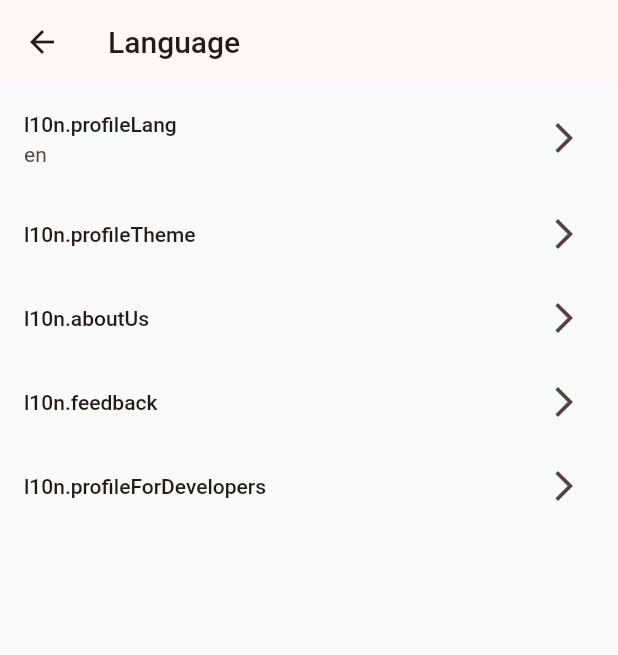
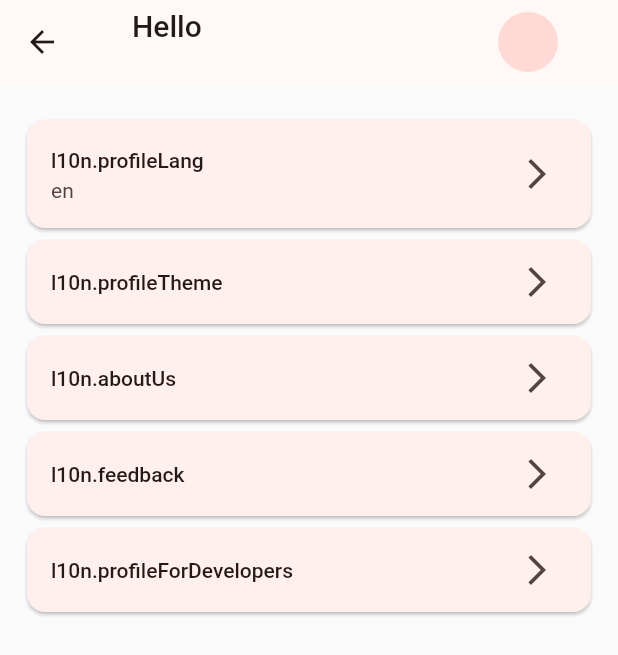
Before and after one commit to Eldar2021/diplom_work, a Flutter app: the SettingsView screen opened by its route, on a phone screen of 412 x 824 dp. Shown: the top 655 px of the screen. Run offline on Flutter 3.47's test engine with Material 2 defaults, Android fonts, the phone set to English and light mode, and no system bars; our stand-ins replace equatable, firebase_auth, firebase_core, flutter_bloc, flutter_svg, google_sign_in and 1 more; missing offline and left inert: markdown_widget; accounts and stored records are empty; generated files the repository leaves out were written again; network calls fail; statements that could not run were skipped.

Commit message:
UI Profile

```diff
--- a/lib/app/logic/auth/auth_state.dart
+++ b/lib/app/logic/auth/auth_state.dart
@@ -15,4 +15,6 @@ class AuthState extends Equatable {
       error: error ?? this.error,
     );
   }
+
+  bool get isAuthenticated => user != null;
 }
--- a/lib/modules/auth/view/login_view.dart
+++ b/lib/modules/auth/view/login_view.dart
@@ -1,6 +1,7 @@
 import 'package:flutter/material.dart';
 import 'package:flutter_bloc/flutter_bloc.dart';
 import 'package:learn_world/app/app.dart';
+import 'package:learn_world/utils/utils.dart';
 
 class LoginView extends StatelessWidget {
   const LoginView({super.key});
@@ -17,7 +18,7 @@ class LoginView extends StatelessWidget {
             Navigator.pushNamedAndRemoveUntil<void>(context, AppRouter.mainHome, (route) => false);
           }
           if (state.error != null) {
-            showAboutDialog(context: context);
+            AppAlert.showErrorDialog(context, errorText: state.error!, buttontext: 'Ok');
           }
         },
         child: Center(
--- a/lib/modules/settings/views/settings_view.dart
+++ b/lib/modules/settings/views/settings_view.dart
@@ -1,45 +1,60 @@
+import 'dart:async';
+
 import 'package:flutter/material.dart';
 import 'package:flutter_bloc/flutter_bloc.dart';
 
 import 'package:learn_world/app/app.dart';
 import 'package:learn_world/core/core.dart';
-import 'package:learn_world/l10n/l10n.dart';
+import 'package:learn_world/theme/theme.dart';
+import 'package:learn_world/utils/utils.dart';
 
 class SettingsView extends StatelessWidget {
   const SettingsView({super.key});
 
   @override
   Widget build(BuildContext context) {
-    final l10n = context.l10n;
     final appCubit = context.watch<AppCubit>();
+    final authCubit = context.watch<AuthCubit>();
     return Scaffold(
       appBar: AppBar(
-        key: const Key('settings-view'),
-        title: Text(l10n.lang),
+        title: ListTile(
+          titleTextStyle: context.titleLarge,
+          title: Text(authCubit.state.isAuthenticated ? authCubit.state.user?.displayName ?? 'Hi' : 'Hello'),
+          subtitle: Text(authCubit.state.user?.email ?? ''),
+          trailing: CircleAvatar(
+            backgroundImage:
+                authCubit.state.user?.photoUrl != null ? NetworkImage(authCubit.state.user!.photoUrl!) : null,
+            child: authCubit.state.user?.photoUrl == null ? Text(authCubit.state.user?.displayName?[0] ?? '') : null,
+          ),
+        ),
       ),
       body: ListView(
+        padding: const EdgeInsets.fromLTRB(14, 20, 14, 40),
         children: [
-          ListTile(
-            key: const Key('settings-language-view'),
+          Card(
+            child: ListTile(
               title: const Text('l10n.profileLang'),
               subtitle: Text(appCubit.state.currentLocale.languageCode),
               trailing: const Icon(Icons.arrow_forward_ios),
               onTap: () => Navigator.pushNamed(context, AppRouter.language),
             ),
-          ListTile(
-            key: const Key('settings-theme-view'),
+          ),
+          Card(
+            child: ListTile(
               title: const Text('l10n.profileTheme'),
               trailing: const Icon(Icons.arrow_forward_ios),
               onTap: () => Navigator.pushNamed(context, AppRouter.theme),
             ),
-          ListTile(
-            key: const Key('settings-about-us-view'),
+          ),
+          Card(
+            child: ListTile(
               title: const Text('l10n.aboutUs'),
               trailing: const Icon(Icons.arrow_forward_ios),
               onTap: () => Navigator.pushNamed(context, AppRouter.aboutUs),
             ),
-          ListTile(
-            key: const Key('settings-feedback-view'),
+          ),
+          Card(
+            child: ListTile(
               title: const Text('l10n.feedback'),
               trailing: const Icon(Icons.arrow_forward_ios),
               onTap: () async => AppLaunch.sendEmail(
@@ -48,11 +63,35 @@ class SettingsView extends StatelessWidget {
                 context: context,
               ),
             ),
-          ListTile(
-            key: const Key('settings-developers-view'),
+          ),
+          Card(
+            child: ListTile(
               title: const Text('l10n.profileForDevelopers'),
               trailing: const Icon(Icons.arrow_forward_ios),
               onTap: () => Navigator.pushNamed(context, AppRouter.developers),
+            ),
+          ),
+          if (authCubit.state.isAuthenticated)
+            Card(
+              child: ListTile(
+                title: const Text('logout'),
+                trailing: const Icon(Icons.arrow_forward_ios),
+                onTap: () {
+                  AppAlert.showConfirmDialog<void>(
+                    title: const Text('Are you sure'),
+                    content: const Text('You want to sign out?'),
+                    context: context,
+                    onOK: () async {
+                      Navigator.pop(context);
+                      unawaited(AppAlert.showLoading(context));
+                      await context.read<AuthCubit>().logout();
+                      if (context.mounted) {
+                        await Navigator.pushNamedAndRemoveUntil<void>(context, AppRouter.login, (route) => false);
+                      }
+                    },
+                  );
+                },
+              ),
             ),
         ],
       ),
--- /dev/null
+++ b/lib/utils/show/app_alert.dart
@@ -0,0 +1,99 @@
+import 'package:flutter/cupertino.dart';
+import 'package:flutter/material.dart';
+import 'package:learn_world/l10n/l10n.dart';
+
+import 'package:learn_world/theme/theme.dart';
+
+class AppAlert {
+  static Future<T?> showDialog<T>(
+    BuildContext context, {
+    Widget? title,
+    Widget? content,
+    List<Widget> actions = const <Widget>[],
+  }) {
+    return showCupertinoDialog<T>(
+      context: context,
+      builder: (BuildContext context) {
+        return CupertinoAlertDialog(
+          title: title,
+          content: content,
+          actions: actions,
+        );
+      },
+    );
+  }
+
+  static Future<T?> showLoading<T>(BuildContext context) {
+    return showCupertinoDialog<T>(
+      context: context,
+      builder: (context) {
+        return AlertDialog(
+          title: Center(
+            child: SizedBox(
+              width: 80,
+              height: 80,
+              child: CupertinoActivityIndicator(color: context.colors.primary, radius: 16),
+            ),
+          ),
+          content: const Text(
+            'context.l10n.pleaseWait',
+            style: TextStyle(fontSize: 18),
+            textAlign: TextAlign.center,
+          ),
+        );
+      },
+    );
+  }
+
+  static Future<T?> showConfirmDialog<T>({
+    required BuildContext context,
+    required VoidCallback onOK,
+    VoidCallback? onCancel,
+    Widget? title,
+    Widget? content,
+  }) {
+    return showCupertinoDialog<T>(
+      context: context,
+      builder: (BuildContext context) {
+        return CupertinoAlertDialog(
+          title: title,
+          content: content,
+          actions: <Widget>[
+            CupertinoButton(
+              onPressed: onCancel ?? () => Navigator.pop(context),
+              child: Text(context.l10n.next),
+            ),
+            CupertinoButton(
+              onPressed: onOK,
+              child: Text(context.l10n.ok),
+            ),
+          ],
+        );
+      },
+    );
+  }
+
+  static void showErrorDialog(
+    BuildContext context, {
+    required String errorText,
+    required String buttontext,
+    Widget? title,
+    void Function()? onPressed,
+  }) {
+    showCupertinoDialog<void>(
+      context: context,
+      builder: (BuildContext context) {
+        return CupertinoAlertDialog(
+          title: title,
+          content: Text(errorText),
+          actions: <Widget>[
+            CupertinoButton(
+              onPressed: onPressed ?? () => Navigator.of(context).pop(),
+              child: Text(buttontext),
+            ),
+          ],
+        );
+      },
+    );
+  }
+}
--- /dev/null
+++ b/lib/utils/utils.dart
@@ -0,0 +1 @@
+export 'show/app_alert.dart';
```
Lines whose indentation alone changed are shown as unchanged.
